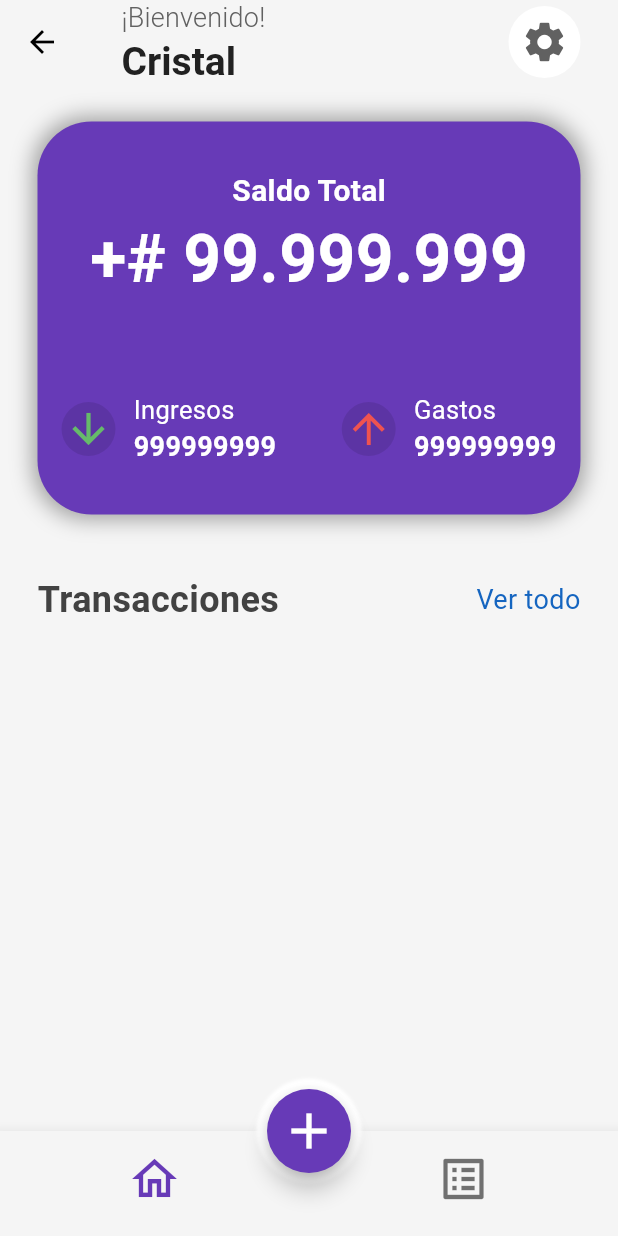
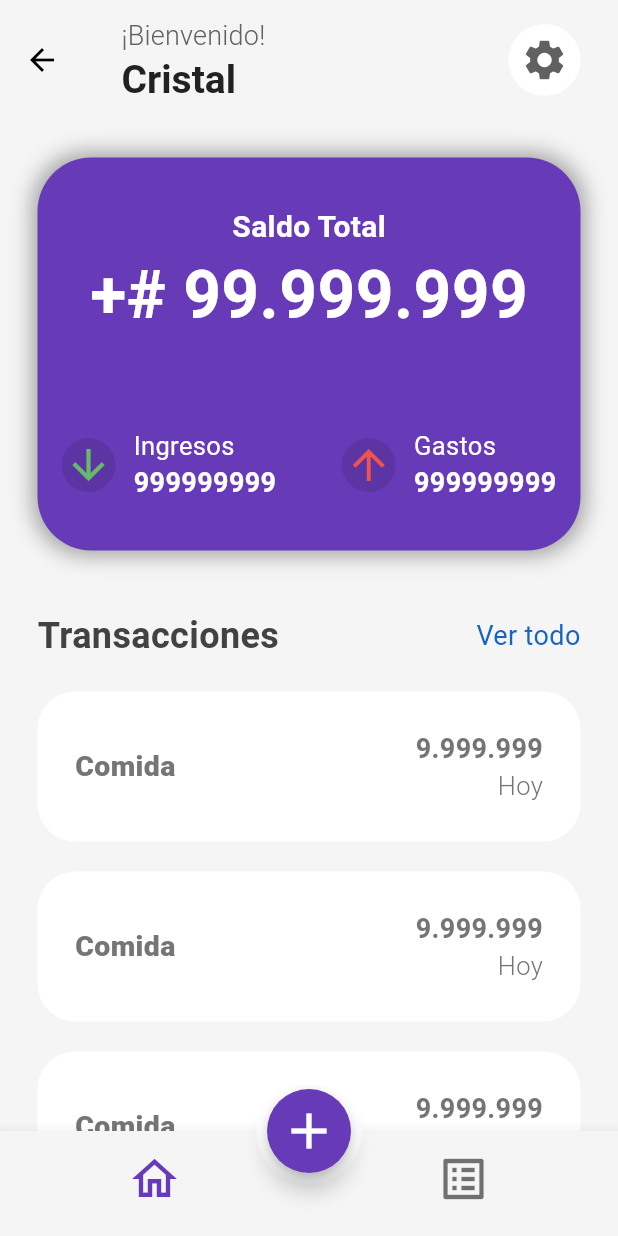
Before and after one commit to AlbenBustamante/fin-manage-app, a Flutter app: the HomePage screen opened by its route, on a phone screen of 412 x 824 dp. Run offline on Flutter 3.47's test engine with Material 3 defaults, Android fonts, the phone set to English and light mode, and no system bars; our stand-ins replace bloc, cloud_firestore, equatable, firebase_auth, firebase_core, flutter_bloc and 2 more; accounts and stored records are empty.

Commit message:
design: transactions and update some widgets

```diff
--- a/lib/features/home/presentation/pages/home_page.dart
+++ b/lib/features/home/presentation/pages/home_page.dart
@@ -27,13 +27,51 @@ class _HomePageState extends State<HomePage> {
             child: Column(children: [
               _card(width, theme),
               const SizedBox(height: 40.0),
-            _transactionsTitle()
+              _transactionsTitle(),
+              const SizedBox(height: 20.0),
+              _transaction(width),
+              _transaction(width),
+              _transaction(width),
+              _transaction(width),
+              _transaction(width),
+              _transaction(width),
+              _transaction(width),
+              _transaction(width),
+              _transaction(width),
+              _transaction(width)
             ]),
-        )),
+          ),
+        ),
         bottomNavigationBar: _navigationBar(),
         floatingActionButton: CustomNavbarFloatingActionButton(theme: theme),
         floatingActionButtonLocation:
             FloatingActionButtonLocation.centerDocked);
+  }
+
+  Container _transaction(double width) {
+    return Container(
+        margin: const EdgeInsets.only(bottom: 20.0),
+        padding: const EdgeInsets.symmetric(horizontal: 25.0),
+        width: width,
+        height: 100.0,
+        decoration: BoxDecoration(
+            color: Colors.white, borderRadius: BorderRadius.circular(25.0)),
+        child: const Row(
+            mainAxisAlignment: MainAxisAlignment.spaceBetween,
+            children: [
+              Text('Comida',
+                  style:
+                      TextStyle(fontSize: 19.0, fontWeight: FontWeight.w900)),
+              Column(
+                  mainAxisSize: MainAxisSize.min,
+                  crossAxisAlignment: CrossAxisAlignment.end,
+                  children: [
+                    Text('9.999.999',
+                        style: TextStyle(
+                            fontSize: 18.0, fontWeight: FontWeight.bold)),
+                    Text('Hoy', style: TextStyle(fontWeight: FontWeight.w300))
+                  ])
+            ]));
   }
 
   Row _transactionsTitle() {
@@ -80,14 +118,13 @@ class _HomePageState extends State<HomePage> {
                 fontSize: 44.0,
                 fontWeight: FontWeight.bold))
       ]),
-      Row(mainAxisAlignment: MainAxisAlignment.spaceBetween, children: [
-        _cardStat(Icons.arrow_downward, false, 999999999),
-        _cardStat(Icons.arrow_upward, true, 999999999)
-      ])
+      Row(
+          mainAxisAlignment: MainAxisAlignment.spaceBetween,
+          children: [_cardStat(false, 999999999), _cardStat(true, 999999999)])
     ]);
   }
 
-  Row _cardStat(IconData icon, bool expense, int amount) {
+  Row _cardStat(bool expense, int amount) {
     return Row(
       children: [
         Container(
@@ -95,7 +132,7 @@ class _HomePageState extends State<HomePage> {
           decoration: BoxDecoration(
               color: Colors.black.withOpacity(.1),
               borderRadius: BorderRadius.circular(25.0)),
-          child: Icon(icon,
+          child: Icon(expense ? Icons.arrow_upward : Icons.arrow_downward,
               size: 32.0, color: expense ? Colors.red[400] : Colors.green[400]),
         ),
         const SizedBox(width: 12.0),
@@ -124,6 +161,7 @@ class _HomePageState extends State<HomePage> {
 
   AppBar _appBar(ThemeData theme) {
     return AppBar(
+        toolbarHeight: 80.0,
         title: Column(crossAxisAlignment: CrossAxisAlignment.start, children: [
           Text('¡Bienvenido!', style: theme.textTheme.titleMedium),
           Text('Cristal', style: theme.textTheme.titleLarge)
```
Lines whose indentation alone changed are shown as unchanged.
